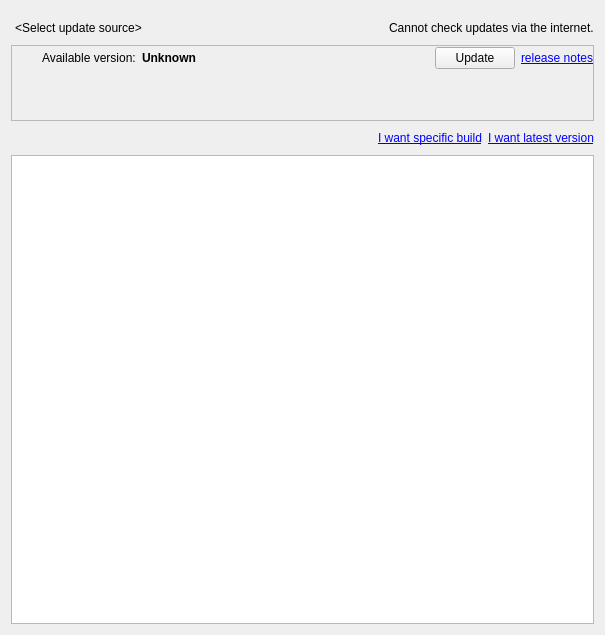
This is client/src/ui/widgets/server_updates_widget.ui in networkoptix/nx_open as Qt 5 draws it before an edit. The edited form follows.
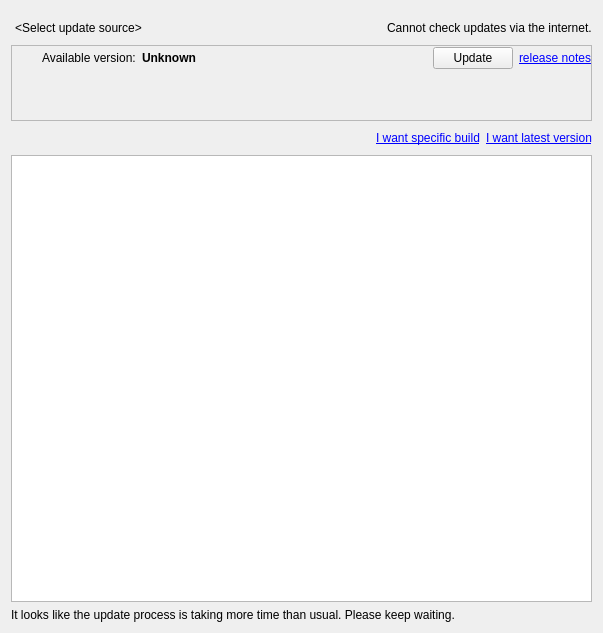
This is the edited form. Custom widgets are drawn as their Qt base class.

Commit message:
restore long installation warning (refs #3472)
<==== Mercurial data ====>
Branch: master

```diff
--- a/client/src/ui/widgets/server_updates_widget.ui
+++ b/client/src/ui/widgets/server_updates_widget.ui
@@ -6,8 +6,8 @@
    <rect>
     <x>0</x>
     <y>0</y>
-    <width>605</width>
-    <height>635</height>
+    <width>603</width>
+    <height>633</height>
    </rect>
   </property>
   <layout class="QVBoxLayout" name="verticalLayout_6" stretch="0,0,0,0,1">
@@ -494,6 +494,13 @@
      </attribute>
     </widget>
    </item>
+   <item>
+    <widget class="QLabel" name="longUpdateWarning">
+     <property name="text">
+      <string>It looks like the update process is taking more time than usual. Please keep waiting.</string>
+     </property>
+    </widget>
+   </item>
   </layout>
  </widget>
  <customwidgets>
```
Left out of the diff: 2 changed lines with no effect on the pictures. The commit also changes 2 other files.
